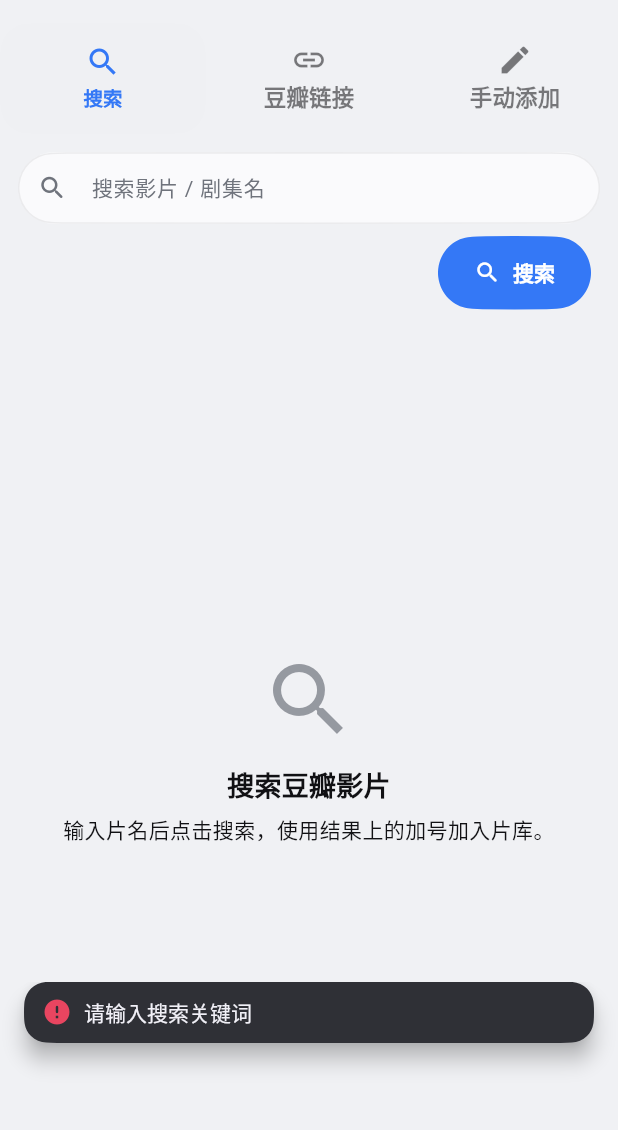
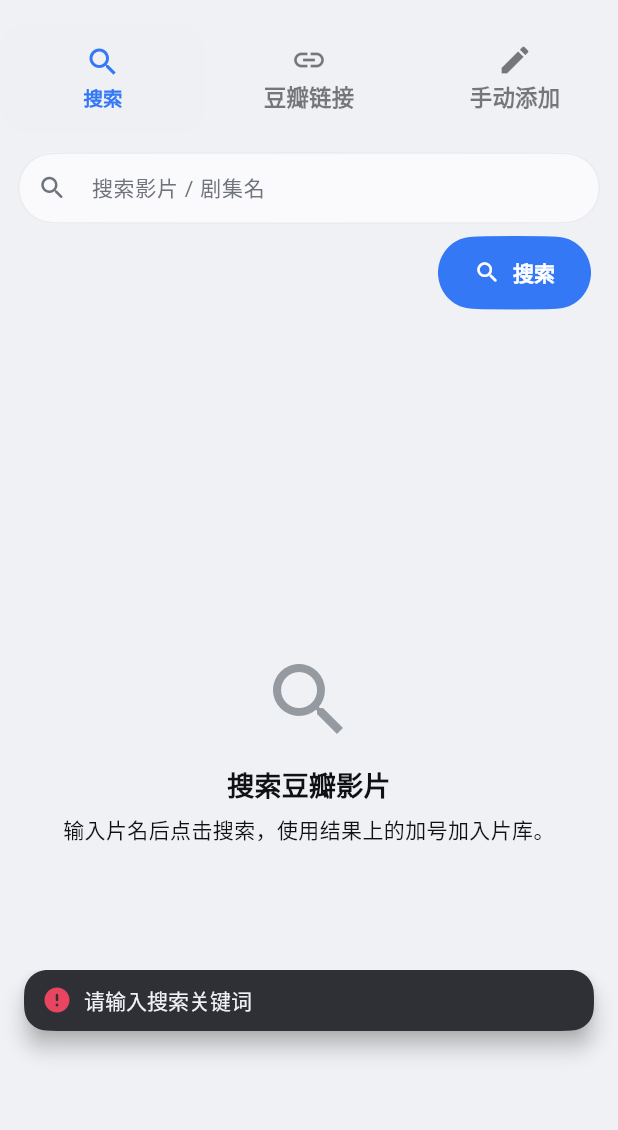
Before and after one commit to KUDURO-jw/Pianke-0.2-derivative, a Flutter app: the AddMoviePage screen opened by its route, after a tap on "搜索", on a phone screen of 412 x 824 dp, the part 61-1191 px from its top. Run offline on Flutter 3.47's test engine with Material 3 defaults, Android fonts, the phone set to English and light mode, and no system bars; our stand-ins replace cached_network_image, dio, file_picker, flutter_secure_storage, go_router, package_info_plus and 3 more; accounts and stored records are empty.

Commit message:
feat: 0.2.20 省流量同步、搜索转义、Toast提速、呼吸按钮收敛

```diff
--- a/lib/widgets/common/common_widgets.dart
+++ b/lib/widgets/common/common_widgets.dart
@@ -1,8 +1,11 @@
 // Modified for the personal UI edition, 2026-11-08. Apache-2.0.
+import 'dart:math' as math;
+
 import 'package:flutter/material.dart';
 import 'package:random_movie/config/app_theme.dart';
 import 'package:random_movie/config/design_tokens.dart';
 import 'package:random_movie/widgets/common/continuous_rrect.dart';
+import 'package:random_movie/widgets/common/floating_nav_bar.dart';
 
 // ==================== Toast ====================
 
@@ -18,6 +21,10 @@ enum ToastType { success, error, info }
 class AppToast {
   AppToast._();
 
+  /// 给刚关闭的弹窗留出淡出时间（Material 弹窗淡出约 150ms），
+  /// 避免提示条被淡出中的遮罩盖住。过长会让用户觉得「点了没反应」。
+  static const Duration _dialogSettleDelay = Duration(milliseconds: 160);
+
   static void show(
     BuildContext context,
     String message, {
@@ -30,11 +37,17 @@ class AppToast {
     final (icon, iconColor) = _iconFor(type, colorScheme);
     final textColor = colorScheme.onInverseSurface;
     final bgColor = colorScheme.inverseSurface;
-    // Keep the toast above the bottom NavigationBar and safe area.
-    final bottomInset = MediaQuery.of(context).padding.bottom + 88;
+    // 提示条要浮在悬浮底栏上方。底栏高度会随系统字体放大而变高，
+    // 所以跟随 DockMetrics，而不是写死一个数字；键盘弹出时底栏隐藏，
+    // 此时只需要避开系统安全区。
+    final media = MediaQuery.of(context);
+    final bottomInset = math.max(
+      DockMetrics.insetOf(context),
+      media.padding.bottom + 16,
+    );
 
     // Delay so any dialog pop() animation completes first.
-    Future.delayed(const Duration(milliseconds: 500), () {
+    Future.delayed(_dialogSettleDelay, () {
       if (!messenger.mounted) return;
       messenger.clearSnackBars();
       messenger.showSnackBar(
```
